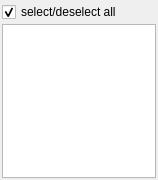
The window that src/FilterNames.ui (przemek83/wble) describes before a commit, drawn with Qt 5.
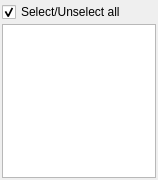
The same window after the commit.

Commit message:
Section "Widgets"
Section "Widgets" added.

Diff of the .ui file:
```diff
--- a/src/FilterNames.ui
+++ b/src/FilterNames.ui
@@ -44,7 +44,7 @@
       <enum>Qt::LeftToRight</enum>
      </property>
      <property name="text">
-      <string>select/deselect all</string>
+      <string>Select/Unselect all</string>
      </property>
      <property name="checked">
       <bool>true</bool>
```
The commit also changes 6 other files.
